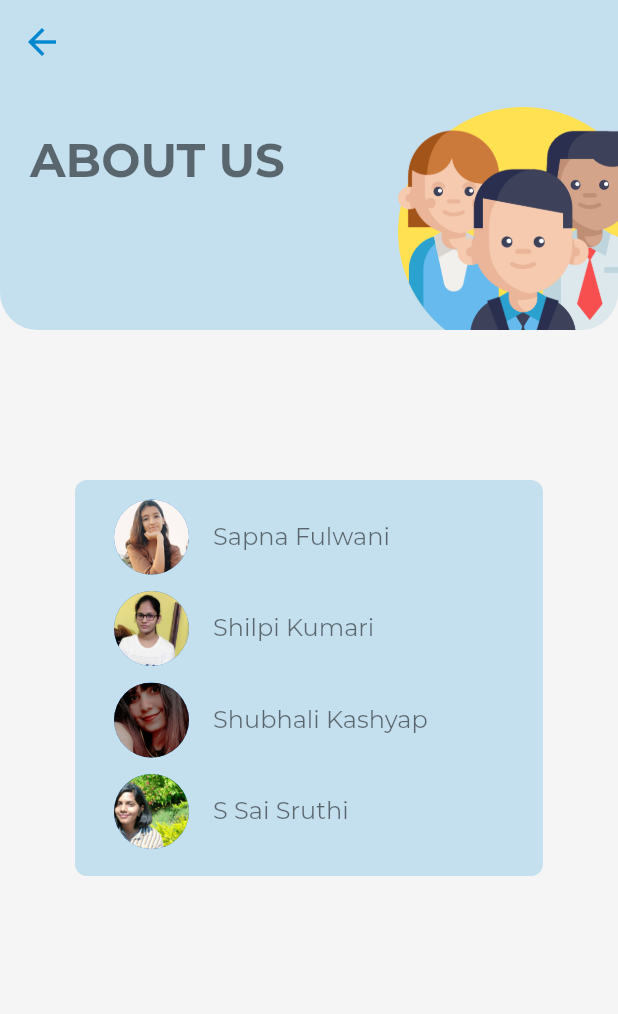
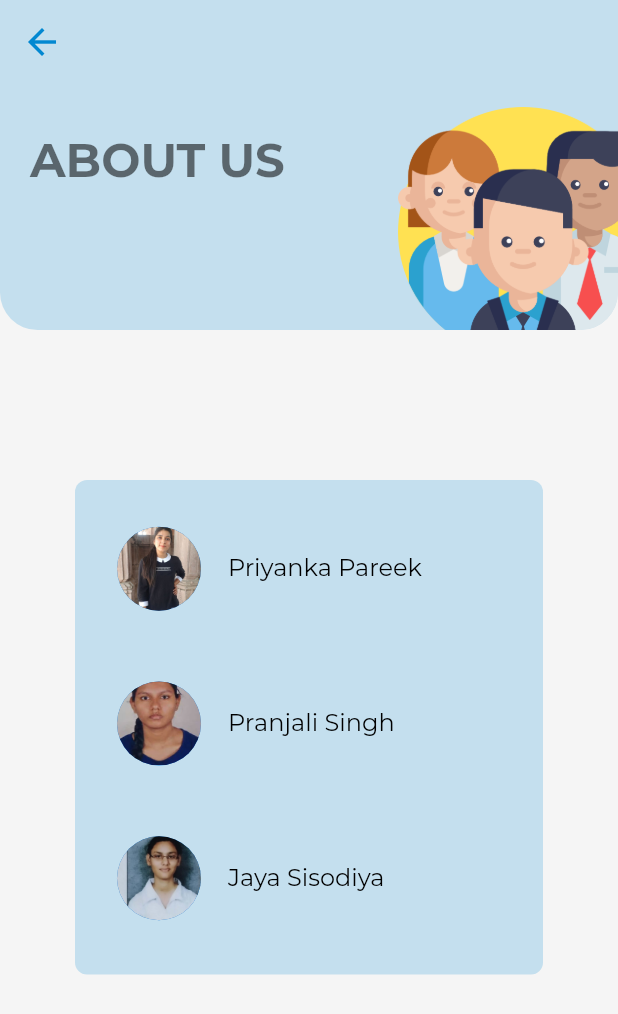
Before and after one commit to sapnaf13/covid_tracker, a Flutter app: the Info screen opened directly, on a phone screen of 412 x 824 dp. Shown: the top 1014 px of the screen. Run offline on Flutter 3.47's test engine with Material 2 defaults, Android fonts, the phone set to English and light mode, and no system bars; our stand-ins replace auto_size_text, cached_network_image, carousel_slider, flushbar, shared_preferences and 2 more; missing offline and left inert: dart:ffi; accounts and stored records are empty.

Commit message:
changes made

```diff
--- a/lib/screens/info.dart
+++ b/lib/screens/info.dart
@@ -83,6 +83,7 @@ class Info extends StatelessWidget {
           ),
           Container(
             width: MediaQuery.of(context).size.width * 0.9,
+            height: MediaQuery.of(context).size.height * 0.4,
             padding: EdgeInsets.all(10),
             margin: EdgeInsets.only(left: 50, right: 50, top: 100),
             decoration: BoxDecoration(
@@ -93,20 +94,16 @@ class Info extends StatelessWidget {
               mainAxisAlignment: MainAxisAlignment.spaceAround,
               children: [
                 Tile(
-                  img: 'assets/profile/sapna.jpeg',
-                  name: 'Sapna Fulwani',
+                  img: 'assets/profile/Priyanka.jpeg',
+                  name: 'Priyanka Pareek',
                 ),
                 Tile(
-                  img: 'assets/profile/shilpii.jpg',
-                  name: 'Shilpi Kumari',
+                  img: 'assets/profile/Pranjali.jpeg',
+                  name: 'Pranjali Singh',
                 ),
                 Tile(
-                  img: 'assets/profile/shubhalli.jpg',
-                  name: 'Shubhali Kashyap',
-                ),
-                Tile(
-                  img: 'assets/profile/shruti.jpg',
-                  name: 'S Sai Sruthi',
+                  img: 'assets/profile/Jaya.jpeg',
+                  name: 'Jaya Sisodiya',
                 ),
               ],
             ),
@@ -128,14 +125,14 @@ class Tile extends StatelessWidget {
       padding: const EdgeInsets.only(bottom: 5.0),
       child: ListTile(
         leading: CircleAvatar(
-          radius: 25,
+          radius: 30,
           backgroundImage: AssetImage(img),
         ),
         title: Text(
           name,
           style: TextStyle(
             fontFamily: "Montserrat",
-            color: Colors.black54,
+            color: Colors.black,
           ),
         ),
       ),
```
Also changed, not shown: assets/profile/Jaya.jpeg (added), assets/profile/Pranjali.jpeg (added), assets/profile/Priyanka.jpeg (added), assets/profile/sapna.jpeg (deleted), assets/profile/shilpi.jpg (deleted), assets/profile/shilpii.jpg (deleted), assets/profile/shruti.jpg (deleted), assets/profile/shubhali.jpg (deleted), assets/profile/shubhalii.jpg (deleted), assets/profile/shubhalli.jpg (deleted).
